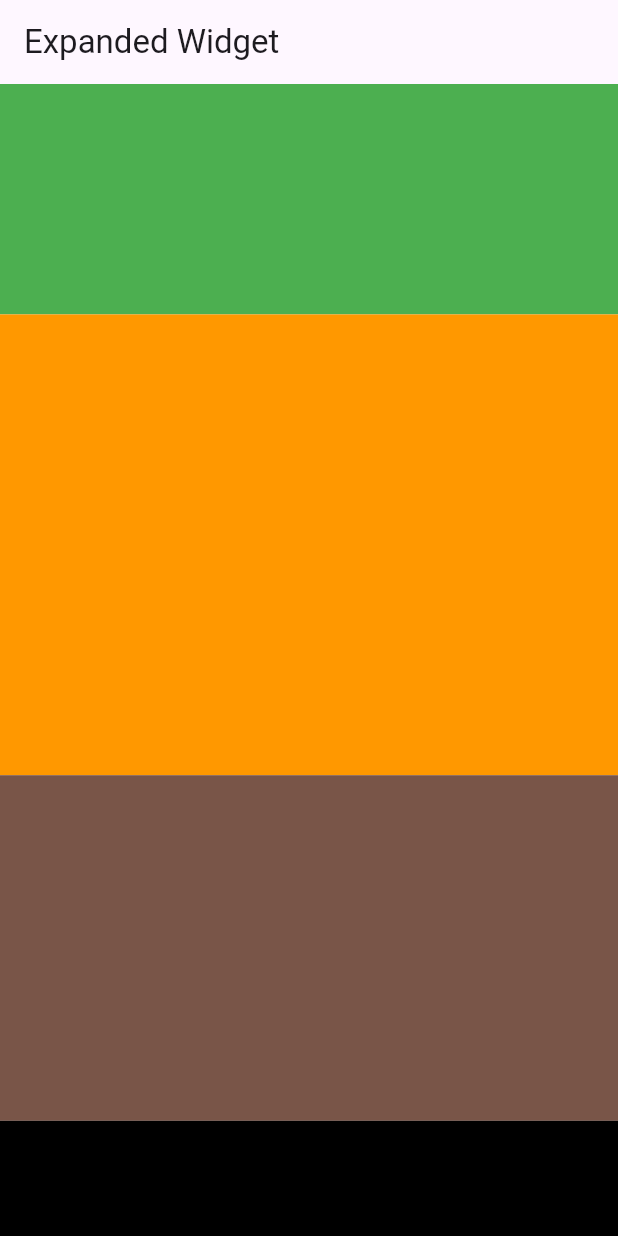
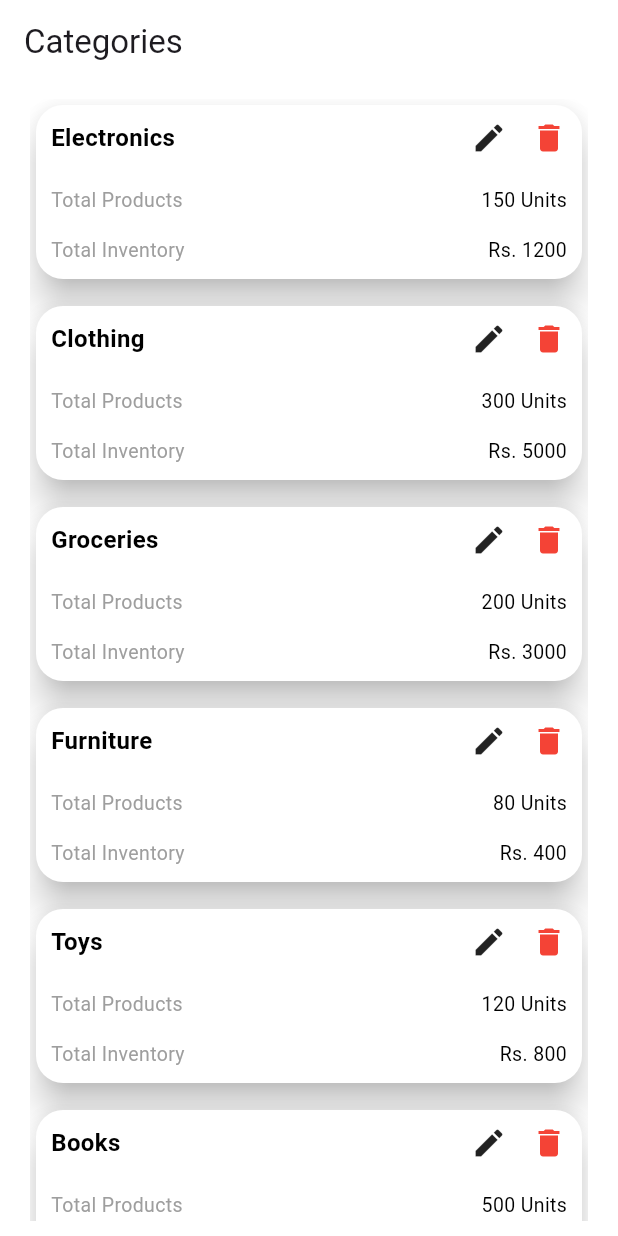
Before and after one commit to RameezKhan110/Flutter_Learning, a Flutter app: the screen it shows after launch, on a phone screen of 412 x 824 dp. Run offline on Flutter 3.47's test engine with Material 3 defaults, Android fonts, the phone set to English and light mode, and no system bars; our stand-ins replace flutter_svg, fluttertoast.

Commit message:
created category listing screen using list view

```diff
--- /dev/null
+++ b/lib/CategoryListPage.dart
@@ -0,0 +1,164 @@
+import 'package:flutter/material.dart';
+
+class CategoryListPage extends StatelessWidget {
+  const CategoryListPage({super.key});
+
+  @override
+  Widget build(BuildContext context) {
+    var categories = [
+      const CategoryModel(categoryName: "Electronics",
+          totalProducts: 150,
+          totalInventory: 1200),
+      const CategoryModel(
+          categoryName: "Clothing", totalProducts: 300, totalInventory: 5000),
+      const CategoryModel(
+          categoryName: "Groceries", totalProducts: 200, totalInventory: 3000),
+      const CategoryModel(
+          categoryName: "Furniture", totalProducts: 80, totalInventory: 400),
+      const CategoryModel(
+          categoryName: "Toys", totalProducts: 120, totalInventory: 800),
+      const CategoryModel(
+          categoryName: "Books", totalProducts: 500, totalInventory: 2000),
+      const CategoryModel(
+          categoryName: "Books", totalProducts: 500, totalInventory: 2000),
+      const CategoryModel(
+          categoryName: "Books", totalProducts: 500, totalInventory: 2000),
+      const CategoryModel(
+          categoryName: "Books", totalProducts: 500, totalInventory: 2000),
+      const CategoryModel(
+          categoryName: "Books", totalProducts: 500, totalInventory: 2000),
+      const CategoryModel(
+          categoryName: "Books", totalProducts: 500, totalInventory: 2000),
+      const CategoryModel(
+          categoryName: "Books", totalProducts: 500, totalInventory: 2000),
+    ];
+
+    return Scaffold(
+      backgroundColor: Colors.white,
+      appBar: AppBar(
+        backgroundColor: Colors.white,
+        title: const Text("Categories"),
+      ),
+      body: Padding(
+        padding: const EdgeInsets.symmetric(horizontal: 20, vertical: 10),
+        child: ListView.separated(itemBuilder: (context, index) {
+          return ItemCategoryList(categoryName: categories[index].categoryName,
+              totalProducts: categories[index].totalProducts,
+              totalInventory: categories[index].totalInventory);
+        }, itemCount: categories.length, separatorBuilder: (BuildContext context, int index) {
+          return const SizedBox(height: 10);
+        },),
+      )
+    );
+
+  }
+}
+
+class ItemCategoryList extends StatelessWidget {
+  final String categoryName;
+  final int totalProducts;
+  final int totalInventory;
+
+  const ItemCategoryList({super.key,
+    required this.categoryName,
+    required this.totalProducts,
+    required this.totalInventory});
+
+  @override
+  Widget build(BuildContext context) {
+    return Card(
+        shape: RoundedRectangleBorder(
+          borderRadius: BorderRadius.circular(18),
+        ),
+        color: Colors.white,
+        elevation: 10,
+        child: Padding(
+          padding: const EdgeInsets.all(10),
+          child: Column(
+            mainAxisSize: MainAxisSize.min,
+            children: [
+              Row(
+                children: [
+                  Expanded(
+                    // Allows text to take available space but not overflow
+                    child: Text(
+                      categoryName,
+                      softWrap: true,
+                      style: const TextStyle(
+                          fontSize: 16,
+                          fontWeight: FontWeight.bold,
+                          color: Colors.black),
+                    ),
+                  ),
+                  const SizedBox(width: 8),
+                  // Adds spacing between text and icon
+                  const Icon(Icons.edit),
+
+                  const SizedBox(width: 16),
+                  // Adds spacing between text and icon
+                  const Icon(
+                    Icons.delete,
+                    color: Colors.red,
+                  ),
+                ],
+              ),
+              const SizedBox(
+                height: 20,
+              ),
+              Row(
+                children: [
+                  const Expanded(
+                    child: Text("Total Products",
+                        style: TextStyle(
+                            fontSize: 13,
+                            color: Colors.grey,
+                            fontWeight: FontWeight.normal),
+                        softWrap: true),
+                  ),
+                  const SizedBox(width: 5),
+                  Text("$totalProducts Units",
+                      style: const TextStyle(
+                          fontSize: 13,
+                          color: Colors.black,
+                          fontWeight: FontWeight.normal),
+                      softWrap: true)
+                ],
+              ),
+              const SizedBox(height: 14),
+              Row(
+                children: [
+                  const Expanded(
+                    child: Text("Total Inventory",
+                        style: TextStyle(
+                            fontSize: 13,
+                            color: Colors.grey,
+                            fontWeight: FontWeight.normal),
+                        softWrap: true),
+                  ),
+                  const SizedBox(width: 5),
+                  Text("Rs. $totalInventory",
+                      style: const TextStyle(
+                          fontSize: 13,
+                          color: Colors.black,
+                          fontWeight: FontWeight.normal),
+                      softWrap: true)
+                ],
+              )
+            ],
+          ),
+        )
+    );
+  }
+}
+
+class CategoryModel {
+  final String categoryName;
+  final int totalProducts;
+  final int totalInventory;
+
+  const CategoryModel({
+    required this.categoryName,
+    required this.totalProducts,
+    required this.totalInventory,
+  });
+}
--- a/lib/main.dart
+++ b/lib/main.dart
@@ -1,5 +1,6 @@
 import 'package:flutter/material.dart';
 import 'package:flutter_learning/AddProductPage.dart';
+import 'package:flutter_learning/CategoryListPage.dart';
 import 'package:flutter_learning/ExpandedWidgetPractice.dart';
 import 'package:flutter_learning/ListViewPractice.dart';
 import 'package:flutter_learning/LoginPage.dart';
@@ -23,7 +24,7 @@ class MyApp extends StatelessWidget {
         useMaterial3: true,
       ),
       debugShowCheckedModeBanner: false,
-      home: const ExpandedWidgetPractice(),
+      home: const CategoryListPage(),
     );
   }
 }
```
